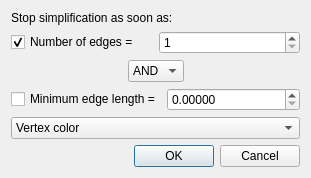
maxroehrl/Surface_mesh_simplification, file Mesh_simplification_color_dialog.ui: the form before one commit.
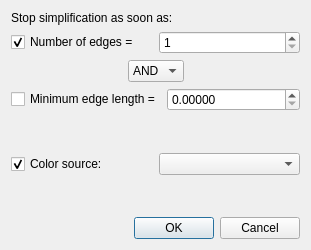
The form after the commit.

Commit message: Fix color constraints

The edit to the form file:
```diff
--- a/Mesh_simplification_color_dialog.ui
+++ b/Mesh_simplification_color_dialog.ui
@@ -7,7 +7,7 @@
         <x>0</x>
         <y>0</y>
         <width>311</width>
-        <height>171</height>
+        <height>250</height>
       </rect>
     </property>
     <property name="windowTitle">
@@ -120,7 +120,7 @@
         </layout>
       </item>
       <item>
-        <spacer name="verticalSpacer">
+        <spacer name="verticalSpacer_2">
           <property name="orientation">
             <enum>Qt::Vertical</enum>
           </property>
@@ -131,23 +131,40 @@
             </size>
           </property>
         </spacer>
+      </item>
+      <item>
+        <layout class="QHBoxLayout" name="horizontalLayout_4">
+          <item>
+            <widget class="QCheckBox" name="m_use_source">
+              <property name="checked">
+                <bool>true</bool>
+              </property>
+              <property name="text">
+                <string>Color source:</string>
+              </property>
+            </widget>
       </item>
       <item>
         <widget class="QComboBox" name="m_source">
           <property name="enabled">
             <bool>true</bool>
           </property>
-          <item>
-            <property name="text">
-              <string>Vertex color</string>
-            </property>
-          </item>
-          <item>
-            <property name="text">
-              <string>Face color</string>
-            </property>
-          </item>
-        </widget>
+            </widget>
+          </item>
+        </layout>
+      </item>
+      <item>
+        <spacer name="verticalSpacer">
+          <property name="orientation">
+            <enum>Qt::Vertical</enum>
+          </property>
+          <property name="sizeHint" stdset="0">
+            <size>
+              <width>20</width>
+              <height>40</height>
+            </size>
+          </property>
+        </spacer>
       </item>
       <item>
         <widget class="QDialogButtonBox" name="buttonBox">
```
Lines whose indentation alone changed are shown as unchanged. The commit also changes 1 other file.
